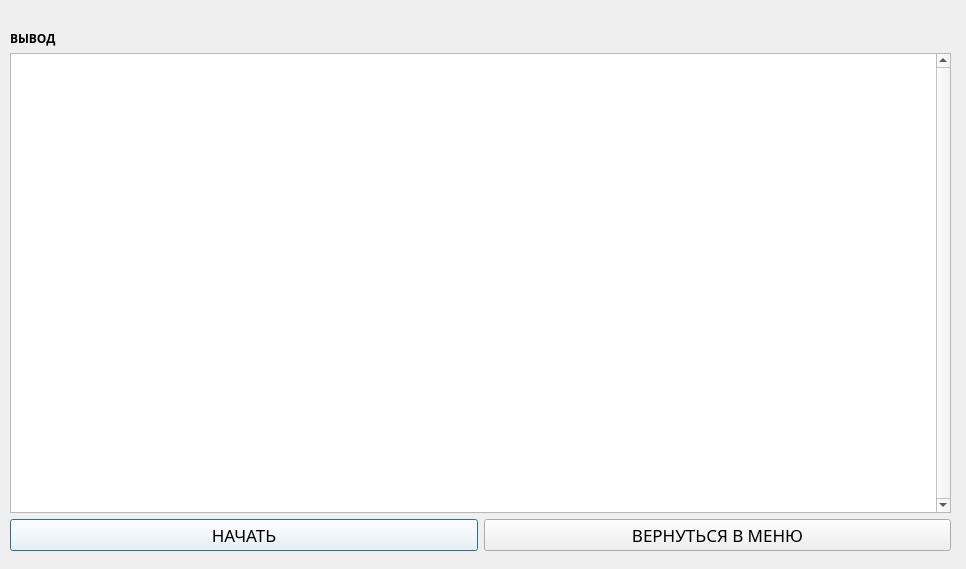
First picture: the form in smo/smo/nextwindow.ui, repository grih9/SMO21, before the edit.
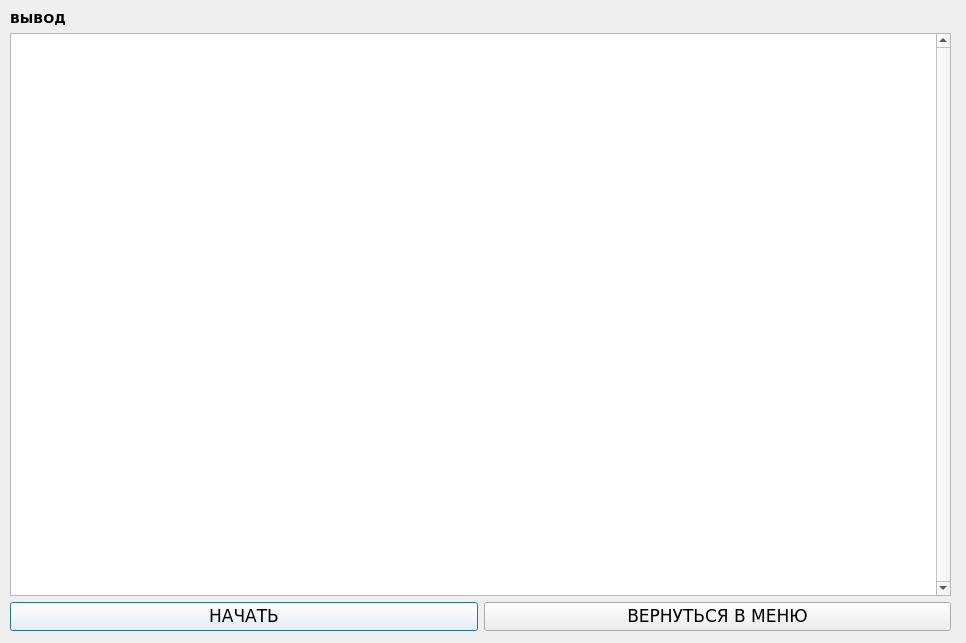
Second picture: the form after the edit.

Diff of the .ui file:
```diff
--- a/smo/smo/nextwindow.ui
+++ b/smo/smo/nextwindow.ui
@@ -7,9 +7,21 @@
     <x>0</x>
     <y>0</y>
     <width>966</width>
-    <height>569</height>
+    <height>643</height>
    </rect>
   </property>
+  <property name="minimumSize">
+   <size>
+    <width>966</width>
+    <height>643</height>
+   </size>
+  </property>
+  <property name="maximumSize">
+   <size>
+    <width>966</width>
+    <height>643</height>
+   </size>
+  </property>
   <property name="windowTitle">
    <string>Dialog</string>
   </property>
@@ -20,9 +32,9 @@
    <property name="geometry">
     <rect>
      <x>10</x>
-     <y>30</y>
+     <y>10</y>
      <width>941</width>
-     <height>521</height>
+     <height>621</height>
     </rect>
    </property>
    <layout class="QVBoxLayout" name="verticalLayout">
@@ -30,7 +42,8 @@
      <widget class="QLabel" name="label">
       <property name="font">
        <font>
-        <family>Sitka Heading</family>
+        <family>Verdana</family>
+        <pointsize>10</pointsize>
         <weight>75</weight>
         <bold>true</bold>
        </font>
@@ -44,8 +57,8 @@
      <widget class="QTextBrowser" name="textBrowser">
       <property name="font">
        <font>
-        <family>Terminal</family>
-        <pointsize>14</pointsize>
+        <family>Verdana</family>
+        <pointsize>12</pointsize>
        </font>
       </property>
       <property name="verticalScrollBarPolicy">
@@ -55,8 +68,8 @@
        <string>&lt;!DOCTYPE HTML PUBLIC &quot;-//W3C//DTD HTML 4.0//EN&quot; &quot;http://www.w3.org/TR/REC-html40/strict.dtd&quot;&gt;
 &lt;html&gt;&lt;head&gt;&lt;meta name=&quot;qrichtext&quot; content=&quot;1&quot; /&gt;&lt;style type=&quot;text/css&quot;&gt;
 p, li { white-space: pre-wrap; }
-&lt;/style&gt;&lt;/head&gt;&lt;body style=&quot; font-family:'Terminal'; font-size:14pt; font-weight:400; font-style:normal;&quot;&gt;
-&lt;p style=&quot;-qt-paragraph-type:empty; margin-top:0px; margin-bottom:0px; margin-left:0px; margin-right:0px; -qt-block-indent:0; text-indent:0px;&quot;&gt;&lt;br /&gt;&lt;/p&gt;&lt;/body&gt;&lt;/html&gt;</string>
+&lt;/style&gt;&lt;/head&gt;&lt;body style=&quot; font-family:'Verdana'; font-size:12pt; font-weight:400; font-style:normal;&quot;&gt;
+&lt;p style=&quot;-qt-paragraph-type:empty; margin-top:0px; margin-bottom:0px; margin-left:0px; margin-right:0px; -qt-block-indent:0; text-indent:0px; font-family:'Terminal'; font-size:14pt;&quot;&gt;&lt;br /&gt;&lt;/p&gt;&lt;/body&gt;&lt;/html&gt;</string>
       </property>
      </widget>
     </item>
@@ -66,7 +79,7 @@
        <widget class="QPushButton" name="nextButton">
         <property name="font">
          <font>
-          <family>Sitka</family>
+          <family>Verdana</family>
           <pointsize>13</pointsize>
          </font>
         </property>
@@ -82,7 +95,7 @@
        <widget class="QPushButton" name="retButton">
         <property name="font">
          <font>
-          <family>Sitka</family>
+          <family>Verdana</family>
           <pointsize>13</pointsize>
          </font>
         </property>
```
